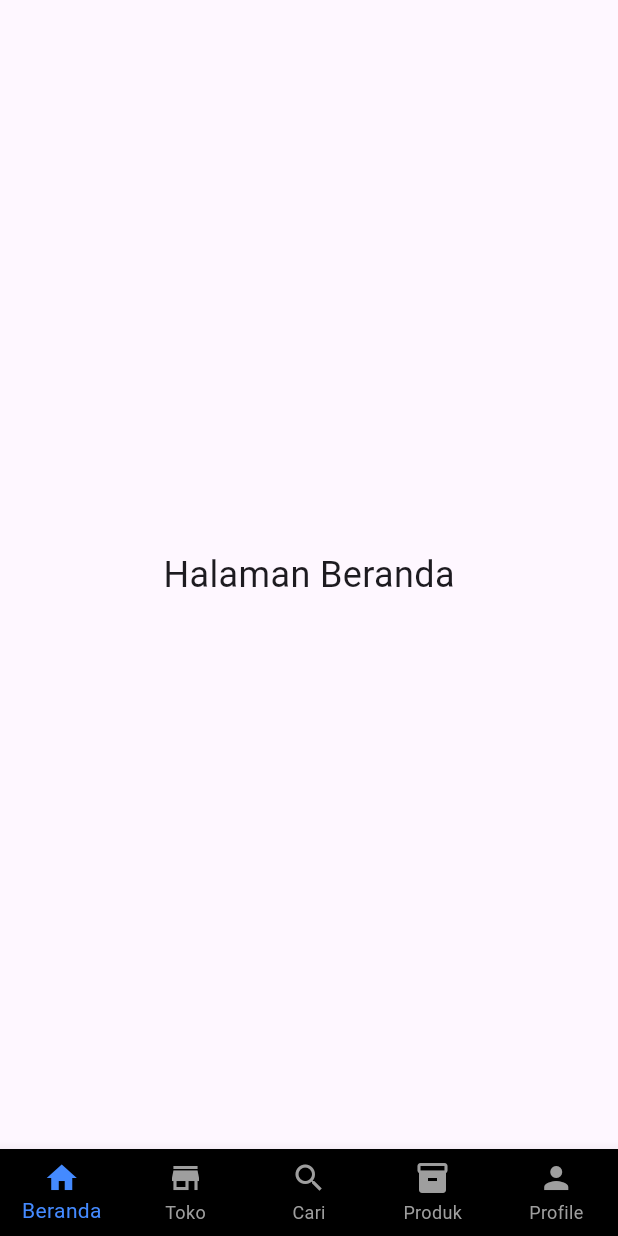
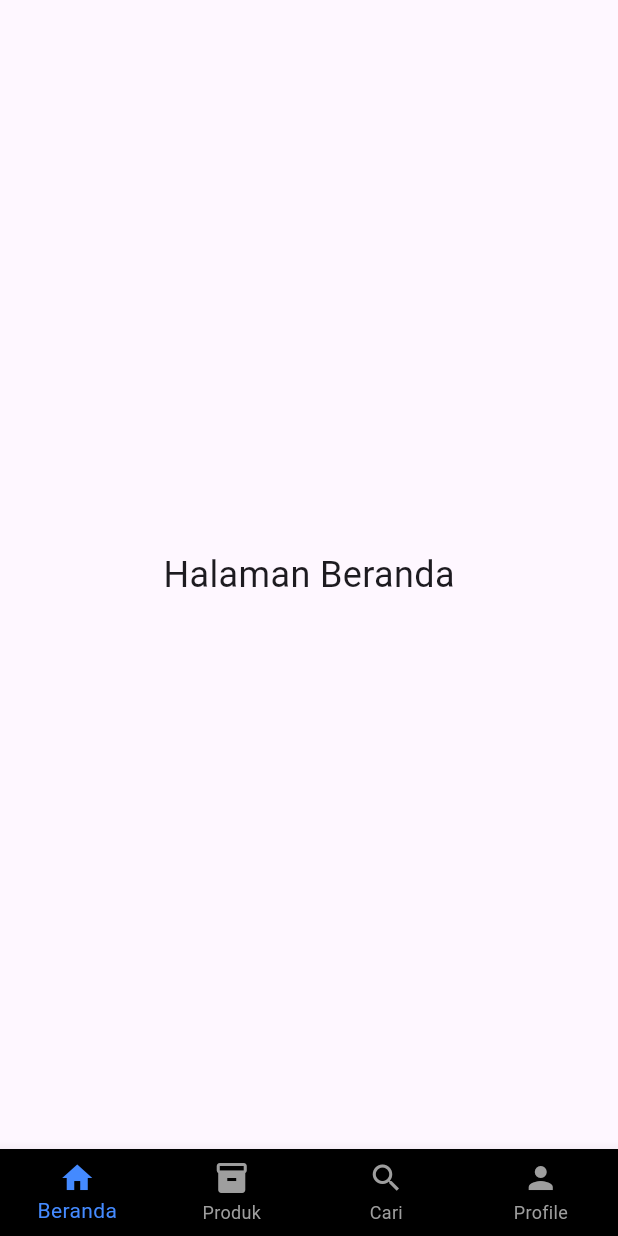
Before and after one commit to si-eja/TokoFlutter, a Flutter app: the HomePage screen opened directly, on a phone screen of 412 x 824 dp. Run offline on Flutter 3.47's test engine with Material 3 defaults, Android fonts, the phone set to English and light mode, and no system bars.

Commit message:
darurat 1

```diff
--- a/lib/Home.dart
+++ b/lib/Home.dart
@@ -8,10 +8,10 @@ class BerandaPage extends StatelessWidget {
   }
 }
 
-class TokoPage extends StatelessWidget {
+class ProdukPage extends StatelessWidget {
   @override
   Widget build(BuildContext context) {
-    return Center(child: Text('Halaman Toko', style: TextStyle(fontSize: 24)));
+    return Center(child: Text('Halaman Produk', style: TextStyle(fontSize: 24)));
   }
 }
 
@@ -19,13 +19,6 @@ class CariPage extends StatelessWidget {
   @override
   Widget build(BuildContext context) {
     return Center(child: Text('Halaman Cari', style: TextStyle(fontSize: 24)));
-  }
-}
-
-class ProdukPage extends StatelessWidget {
-  @override
-  Widget build(BuildContext context) {
-    return Center(child: Text('Halaman Produk', style: TextStyle(fontSize: 24)));
   }
 }
 
@@ -49,9 +42,8 @@ class _HomePageState extends State<HomePage> {
   // List halaman untuk switch
   final List<Widget> _pages = [
     BerandaPage(),
-    TokoPage(),
+    ProdukPage(),
     CariPage(),
-    ProdukPage(),
     ProfilePage(),
   ];
 
@@ -72,16 +64,12 @@ class _HomePageState extends State<HomePage> {
             label: 'Beranda',
           ),
           BottomNavigationBarItem(
-            icon: Icon(Icons.store),
-            label: 'Toko',
+            icon: Icon(Icons.inventory),
+            label: 'Produk',
           ),
           BottomNavigationBarItem(
             icon: Icon(Icons.search),
             label: 'Cari',
-          ),
-          BottomNavigationBarItem(
-            icon: Icon(Icons.inventory),
-            label: 'Produk',
           ),
           BottomNavigationBarItem(
             icon: Icon(Icons.person),
```
